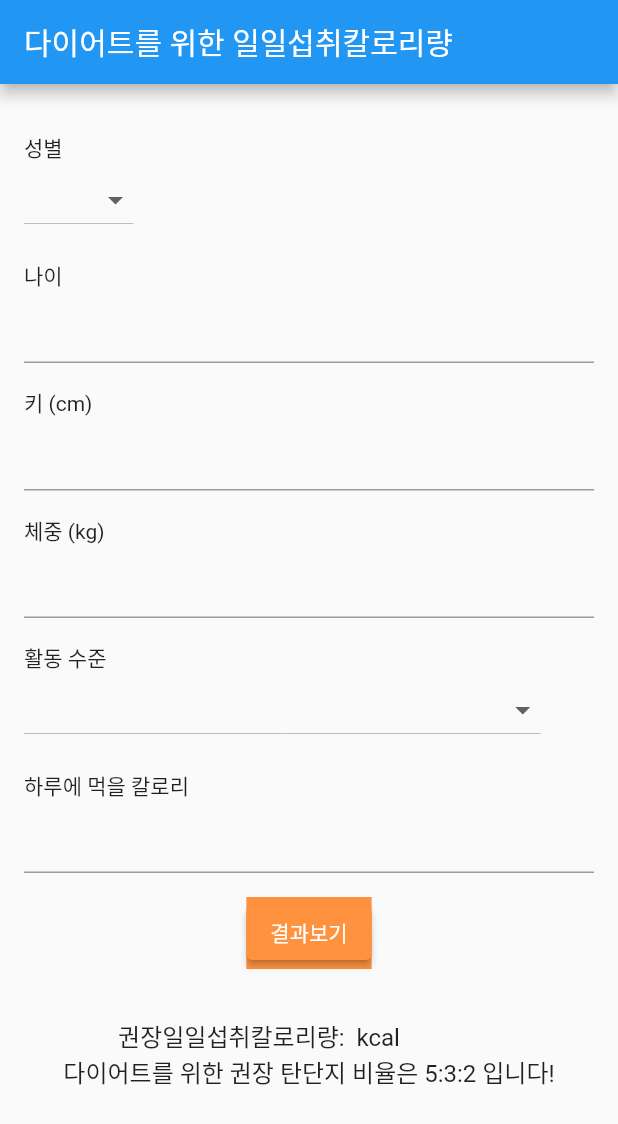
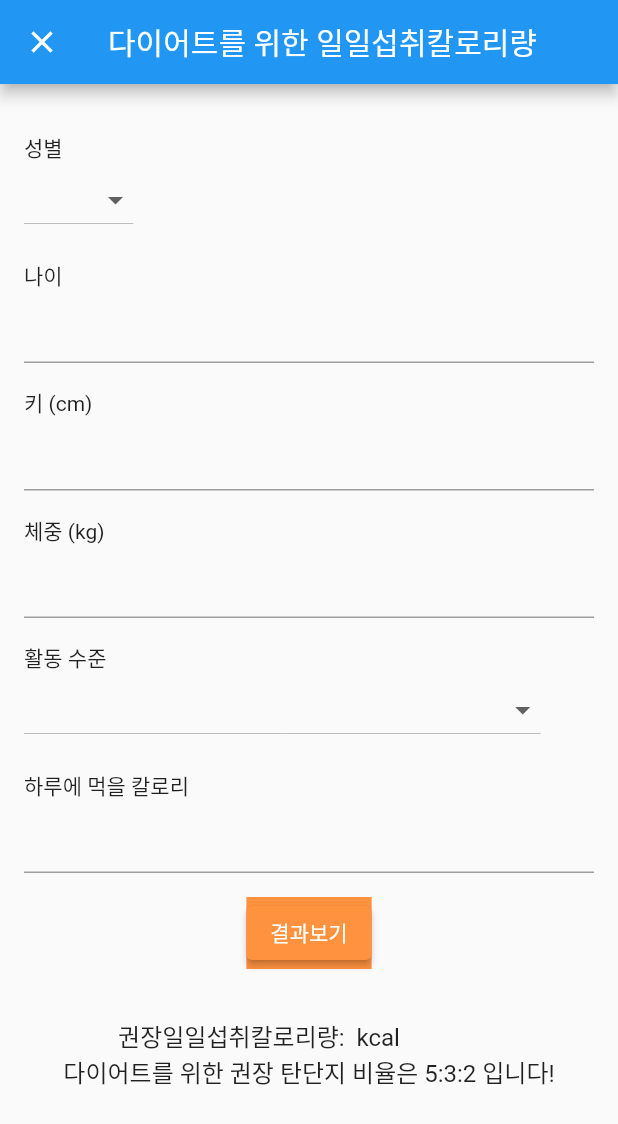
Before and after one commit to Hyunjiiing/OSS-TeamProject2, a Flutter app: the DietCalculatorScreen screen opened directly, on a phone screen of 412 x 824 dp. Shown: the top 1124 px of the screen. Run offline on Flutter 3.47's test engine with Material 2 defaults, Android fonts, the phone set to English and light mode, and no system bars; our stand-ins replace cloud_firestore, firebase_core, fl_chart, shared_preferences, table_calendar; accounts and stored records are empty.

Commit message:
식단 등록 UI 일부 색 수정

```diff
--- a/flutter_app/lib/J_effectUI.dart
+++ b/flutter_app/lib/J_effectUI.dart
@@ -27,6 +27,22 @@ class DietCalculatorScreen extends StatefulWidget {
 }
 
 class _DietCalculatorScreenState extends State<DietCalculatorScreen> {
+  late FocusNode _ageFocusNode;
+  late FocusNode _heightFocusNode;
+  late FocusNode _weightFocusNode;
+  late FocusNode _calorieFocusNode;
+
+  @override
+  void initState() {
+    super.initState();
+
+    // FocusNode들을 초기화
+    _ageFocusNode = FocusNode();
+    _heightFocusNode = FocusNode();
+    _weightFocusNode = FocusNode();
+    _calorieFocusNode = FocusNode();
+  }
+
   final GlobalKey<FormState> _formKey = GlobalKey<FormState>();
   final TextEditingController _ageController = TextEditingController();
   final TextEditingController _heightController = TextEditingController();
@@ -77,17 +93,19 @@ class _DietCalculatorScreenState extends State<DietCalculatorScreen> {
       final int parsedWeight = int.parse(weight);
       final String calorie = _calorieController.text;
       final int userCalorie = int.parse(calorie);
-      final String level = _getActivityLevel(
-          activityLevelOptions[_activityLevel! - 1]);
+      final String level =
+      _getActivityLevel(activityLevelOptions[_activityLevel! - 1]);
 
       final String apiUrl =
           'https://fitness-calculator.p.rapidapi.com/dailycalorie?age=$parsedAge&gender=$_gender&height=$parsedHeight&weight=$parsedWeight&activitylevel=$level';
 
       final Uri apiUri = Uri.parse(apiUrl);
 
-      final response = await http.get(apiUri,
+      final response = await http.get(
+        apiUri,
         headers: {
-          'X-RapidAPI-Key': '7befde939bmshf1936e77aba73e1p1b4eebjsn4982a4ae4831',
+          'X-RapidAPI-Key':
+          '7befde939bmshf1936e77aba73e1p1b4eebjsn4982a4ae4831',
           'X-RapidAPI-Host': 'fitness-calculator.p.rapidapi.com',
         },
       );
@@ -95,10 +113,12 @@ class _DietCalculatorScreenState extends State<DietCalculatorScreen> {
       if (response.statusCode == 200) {
         final String responseBody = response.body;
         final int weightLossIndex = responseBody.indexOf('"Weight loss"');
-        final int caloryIndex = responseBody.indexOf('"calory"', weightLossIndex);
+        final int caloryIndex =
+        responseBody.indexOf('"calory"', weightLossIndex);
         final int colonIndex = responseBody.indexOf(':', caloryIndex);
         final int endIndex = responseBody.indexOf('}', caloryIndex);
-        final String weightLossCalorie = responseBody.substring(colonIndex + 1, endIndex).trim();
+        final String weightLossCalorie =
+        responseBody.substring(colonIndex + 1, endIndex).trim();
 
         try {
           final double weightLossCalorieValue = double.parse(weightLossCalorie);
@@ -109,11 +129,13 @@ class _DietCalculatorScreenState extends State<DietCalculatorScreen> {
 
           final int dailyCalorie = weightLossCalorieInt;
 
-          if (dailyCalorie > userCalorie && (dailyCalorie - userCalorie) >= 80) {
+          if (dailyCalorie > userCalorie &&
+              (dailyCalorie - userCalorie) >= 80) {
             setState(() {
               _comparisonMessage = '조금 더 먹어도 괜찮아요!';
             });
-          } else if (dailyCalorie < userCalorie && (userCalorie - dailyCalorie) >= 80) {
+          } else if (dailyCalorie < userCalorie &&
+              (userCalorie - dailyCalorie) >= 80) {
             setState(() {
               _comparisonMessage = '조금 덜 먹으면 좋아요!';
             });
@@ -137,6 +159,12 @@ class _DietCalculatorScreenState extends State<DietCalculatorScreen> {
     return Scaffold(
       appBar: AppBar(
         title: Text('다이어트를 위한 일일섭취칼로리량'),
+        leading: GestureDetector(
+          onTap: () {
+            Navigator.pop(context);
+          },
+          child: Icon(Icons.close),
+        ),
       ),
       body: SingleChildScrollView(
         child: Container(
@@ -165,6 +193,7 @@ class _DietCalculatorScreenState extends State<DietCalculatorScreen> {
                 SizedBox(height: 16.0),
                 Text('나이'),
                 TextFormField(
+                  focusNode: _ageFocusNode,
                   controller: _ageController,
                   keyboardType: TextInputType.number,
                   validator: (value) {
@@ -173,10 +202,19 @@ class _DietCalculatorScreenState extends State<DietCalculatorScreen> {
                     }
                     return null;
                   },
+                  decoration: InputDecoration(
+                    focusedBorder: UnderlineInputBorder(
+                      borderSide: BorderSide(color: const Color(0xffFF923F)),
+                    ),
+                    enabledBorder: UnderlineInputBorder(
+                      borderSide: BorderSide(color: Colors.grey),
+                    ),
+                  ),
                 ),
                 SizedBox(height: 16.0),
                 Text('키 (cm)'),
                 TextFormField(
+                  focusNode: _heightFocusNode,
                   controller: _heightController,
                   keyboardType: TextInputType.number,
                   validator: (value) {
@@ -185,10 +223,19 @@ class _DietCalculatorScreenState extends State<DietCalculatorScreen> {
                     }
                     return null;
                   },
+                  decoration: InputDecoration(
+                    focusedBorder: UnderlineInputBorder(
+                      borderSide: BorderSide(color: const Color(0xffFF923F)),
+                    ),
+                    enabledBorder: UnderlineInputBorder(
+                      borderSide: BorderSide(color: Colors.grey),
+                    ),
+                  ),
                 ),
                 SizedBox(height: 16.0),
                 Text('체중 (kg)'),
                 TextFormField(
+                  focusNode: _weightFocusNode,
                   controller: _weightController,
                   keyboardType: TextInputType.number,
                   validator: (value) {
@@ -197,6 +244,14 @@ class _DietCalculatorScreenState extends State<DietCalculatorScreen> {
                     }
                     return null;
                   },
+                  decoration: InputDecoration(
+                    focusedBorder: UnderlineInputBorder(
+                      borderSide: BorderSide(color: const Color(0xffFF923F)),
+                    ),
+                    enabledBorder: UnderlineInputBorder(
+                      borderSide: BorderSide(color: Colors.grey),
+                    ),
+                  ),
                 ),
                 SizedBox(height: 16.0),
                 Text('활동 수준'),
@@ -221,6 +276,7 @@ class _DietCalculatorScreenState extends State<DietCalculatorScreen> {
                 SizedBox(height: 16.0),
                 Text('하루에 먹을 칼로리'),
                 TextFormField(
+                  focusNode: _calorieFocusNode,
                   controller: _calorieController,
                   keyboardType: TextInputType.number,
                   validator: (value) {
@@ -229,6 +285,14 @@ class _DietCalculatorScreenState extends State<DietCalculatorScreen> {
                     }
                     return null;
                   },
+                  decoration: InputDecoration(
+                    focusedBorder: UnderlineInputBorder(
+                      borderSide: BorderSide(color: const Color(0xffFF923F)),
+                    ),
+                    enabledBorder: UnderlineInputBorder(
+                      borderSide: BorderSide(color: Colors.grey),
+                    ),
+                  ),
                 ),
                 SizedBox(height: 16.0),
                 Center(
@@ -260,7 +324,8 @@ class _DietCalculatorScreenState extends State<DietCalculatorScreen> {
                 ),
                 Center(
                   child: SizedBox(
-                    child: Text('다이어트를 위한 권장 탄단지 비율은 5:3:2 입니다!',
+                    child: Text(
+                      '다이어트를 위한 권장 탄단지 비율은 5:3:2 입니다!',
                       style: TextStyle(fontSize: 16.0),
                     ),
                   ),
```
